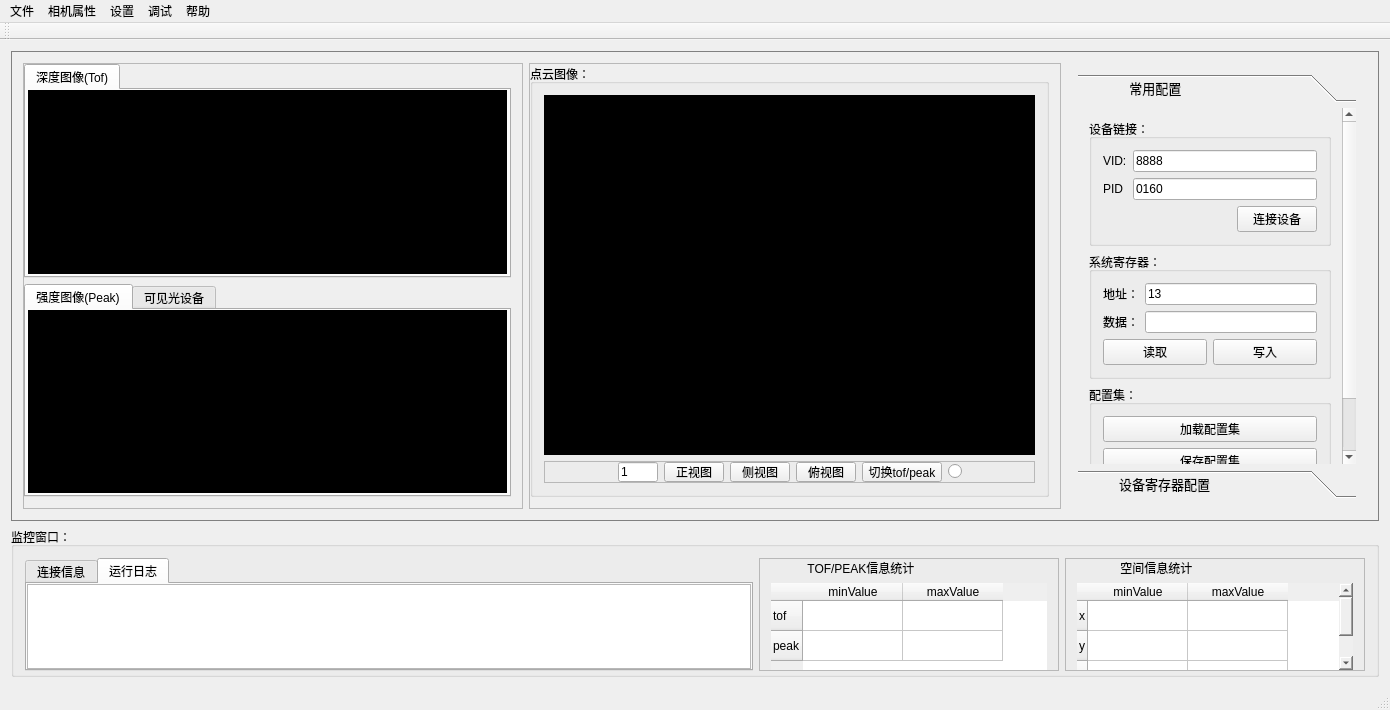
The window that mainwindow.ui (heathen557/show3DPointCloud) describes before a commit, drawn with Qt 5.
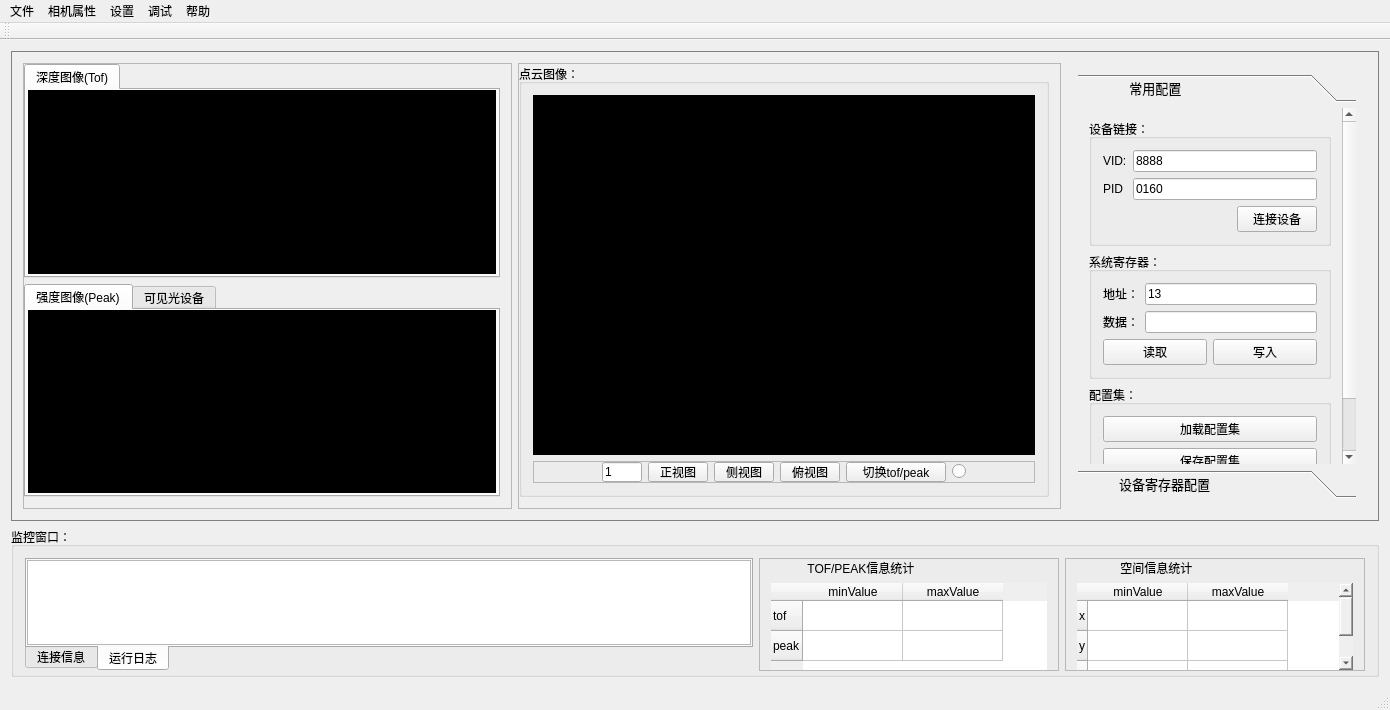
The same window after the commit. Icons and pictures are not drawn. Custom widgets are drawn as their Qt base class.

Diff of the .ui file:
```diff
--- a/mainwindow.ui
+++ b/mainwindow.ui
@@ -364,6 +364,12 @@
                   </item>
                   <item row="0" column="2">
                    <widget class="QPushButton" name="pushButton_3">
+                    <property name="minimumSize">
+                     <size>
+                      <width>60</width>
+                      <height>20</height>
+                     </size>
+                    </property>
                     <property name="maximumSize">
                      <size>
                       <width>60</width>
@@ -377,6 +383,12 @@
                   </item>
                   <item row="0" column="3">
                    <widget class="QPushButton" name="pushButton_4">
+                    <property name="minimumSize">
+                     <size>
+                      <width>60</width>
+                      <height>20</height>
+                     </size>
+                    </property>
                     <property name="maximumSize">
                      <size>
                       <width>60</width>
@@ -390,6 +402,12 @@
                   </item>
                   <item row="0" column="4">
                    <widget class="QPushButton" name="pushButton_5">
+                    <property name="minimumSize">
+                     <size>
+                      <width>60</width>
+                      <height>20</height>
+                     </size>
+                    </property>
                     <property name="maximumSize">
                      <size>
                       <width>60</width>
@@ -403,6 +421,12 @@
                   </item>
                   <item row="0" column="5">
                    <widget class="QPushButton" name="change_pushButton">
+                    <property name="minimumSize">
+                     <size>
+                      <width>100</width>
+                      <height>20</height>
+                     </size>
+                    </property>
                     <property name="maximumSize">
                      <size>
                       <width>100</width>
@@ -820,6 +844,9 @@
            <property name="styleSheet">
             <string notr="true">font:9pt &quot;黑体&quot;;</string>
            </property>
+           <property name="tabPosition">
+            <enum>QTabWidget::South</enum>
+           </property>
            <property name="currentIndex">
             <number>1</number>
            </property>
```
